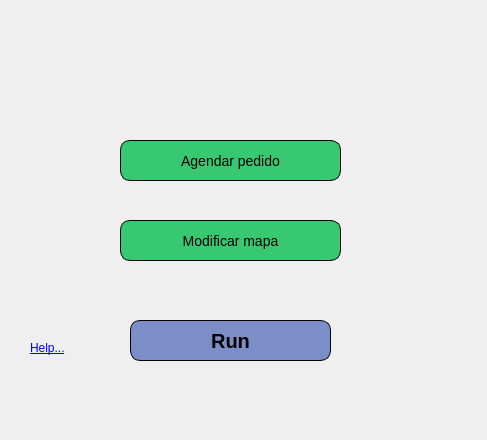
This is OnlineRoutingMapper_dialog_base.ui in valetobares11/EmergencyDispatcher as Qt 5 draws it before an edit. The edited form follows.
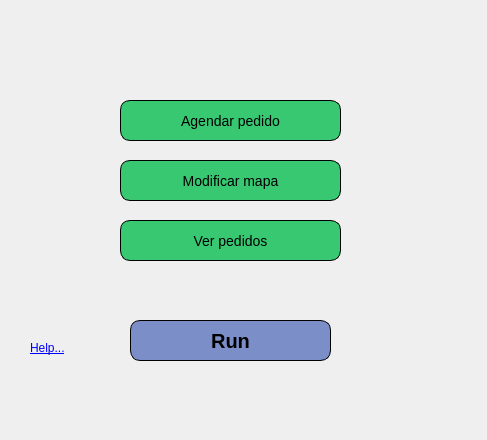
This is the edited form.

Commit message: Agregado de ventana ver pedidos de emergencia

The edit to the form file:
```diff
--- a/OnlineRoutingMapper_dialog_base.ui
+++ b/OnlineRoutingMapper_dialog_base.ui
@@ -42,7 +42,7 @@
    <property name="geometry">
     <rect>
      <x>120</x>
-     <y>220</y>
+     <y>160</y>
      <width>221</width>
      <height>41</height>
     </rect>
@@ -67,7 +67,7 @@
    <property name="geometry">
     <rect>
      <x>120</x>
-     <y>140</y>
+     <y>100</y>
      <width>221</width>
      <height>41</height>
     </rect>
@@ -129,6 +129,31 @@
     </size>
    </property>
   </widget>
+  <widget class="QPushButton" name="btn_ver_pedidos">
+   <property name="geometry">
+    <rect>
+     <x>120</x>
+     <y>220</y>
+     <width>221</width>
+     <height>41</height>
+    </rect>
+   </property>
+   <property name="styleSheet">
+    <string notr="true">QPushButton {
+font-size:14px;
+background-color:#37c871;
+border-radius: 10px;
+border: 1px solid black;
+}
+
+QPushButton:hover {
+background-color: #2CA02C;
+}</string>
+   </property>
+   <property name="text">
+    <string>Ver pedidos</string>
+   </property>
+  </widget>
  </widget>
  <resources/>
  <connections/>
```
The commit also changes 3 other files.
